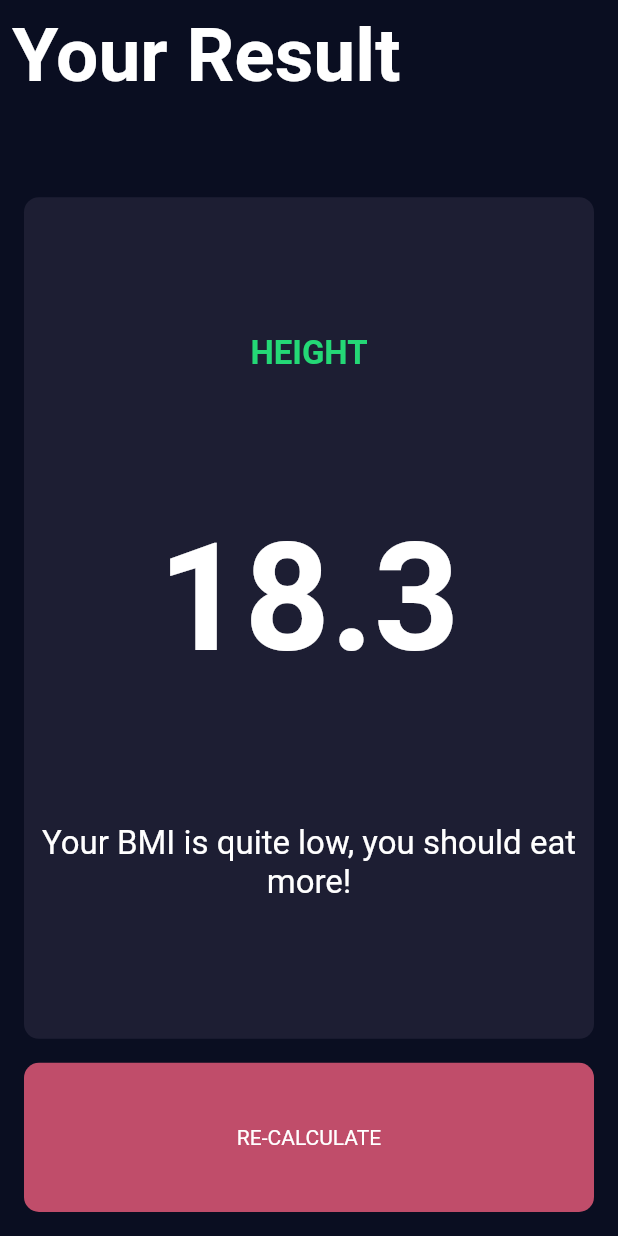
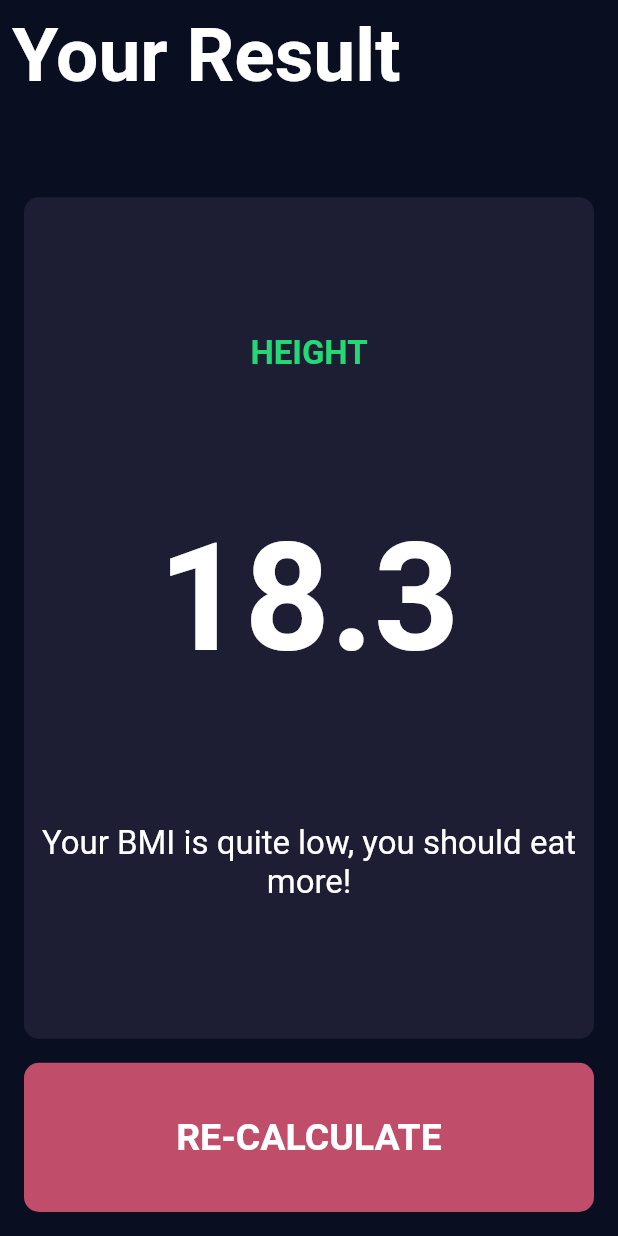
Before and after one commit to emdadul-islam439/bmi_calculator_flutter, a Flutter app: the screen it shows after launch, after a tap on "CALCULATE", on a phone screen of 412 x 824 dp. Run offline on Flutter 3.47's test engine with Material 2 defaults, Android fonts, the phone set to English and light mode, and no system bars; our stand-ins replace font_awesome_flutter.

Commit message:
completed the textStyling of Calculate and Re-Calculate buttons.

```diff
--- a/lib/constants.dart
+++ b/lib/constants.dart
@@ -18,6 +18,10 @@ const kLabelTextStyle = TextStyle(
 const kNumberTextStyle = TextStyle(
   fontSize: 50.0,
   fontWeight: FontWeight.w900,
+);
+const kLargeButtonTextStyle = TextStyle(
+  fontSize: 25.0,
+  fontWeight: FontWeight.bold,
 );
 
 const kTitleTextStyle = TextStyle(
--- a/lib/input_page.dart
+++ b/lib/input_page.dart
@@ -221,7 +221,10 @@ class _InputPageState extends State<InputPage> {
               child: InputCard(
                 color: 0xFFC04D6A,
                 childWidget: const Center(
-                  child: Text('CALCULATE'),
+                  child: Text(
+                    'CALCULATE',
+                    style: kLargeButtonTextStyle,
+                  ),
                 ),
                 onPressed: () {
                   Navigator.push(
--- a/lib/result_screen.dart
+++ b/lib/result_screen.dart
@@ -59,7 +59,10 @@ class _ResultScreenState extends State<ResultScreen> {
                 child: InputCard(
                     color: 0xFFC04D6A,
                     childWidget: const Center(
-                      child: Text('RE-CALCULATE'),
+                      child: Text(
+                        'RE-CALCULATE',
+                        style: kLargeButtonTextStyle,
+                      ),
                     ),
                     onPressed: () {
                       Navigator.pop(context);
```
